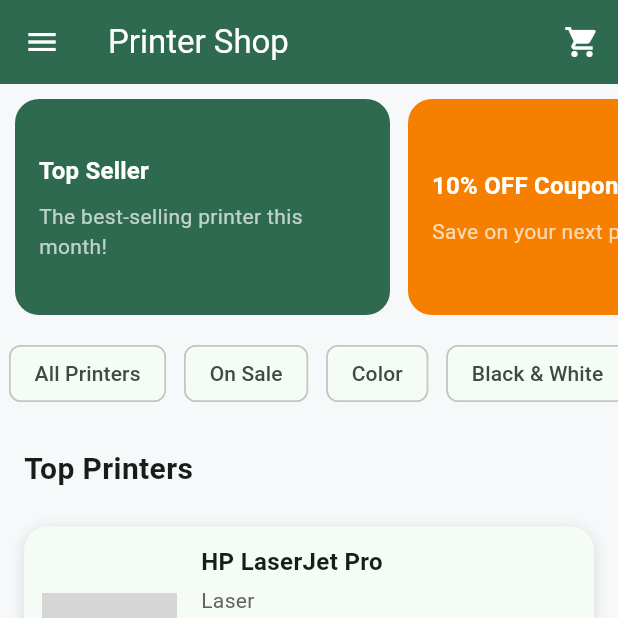
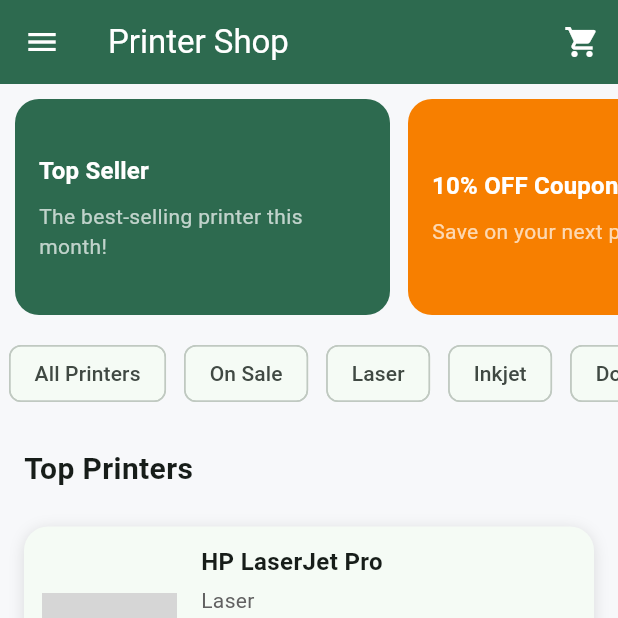
Before and after one commit to gageWolston/PrinterProject, a Flutter app: the screen it shows after launch, in the side drawer, after a tap on the "shopping cart" icon, on a phone screen of 412 x 824 dp, the top half of it. Run offline on Flutter 3.47's test engine with Material 3 defaults, Android fonts, the phone set to English and light mode, and no system bars; our stand-ins replace hive, hive_flutter; accounts and stored records are empty; grey boxes are pictures that could not be loaded.

Commit message:
local changes

```diff
--- a/lib/cart_page.dart
+++ b/lib/cart_page.dart
@@ -72,8 +72,8 @@ class CartPage extends StatelessWidget {
   }
 }
 
-PageRouteBuilder _slideRoute(Widget page) {
-  return PageRouteBuilder(
+PageRouteBuilder<T> _slideRoute<T>(Widget page) {
+  return PageRouteBuilder<T>(
     transitionDuration: const Duration(milliseconds: 220),
     reverseTransitionDuration: const Duration(milliseconds: 200),
     pageBuilder: (context, animation, secondaryAnimation) => page,
--- a/lib/main.dart
+++ b/lib/main.dart
@@ -15,6 +15,8 @@ void main() async {
   await Hive.openBox('printers');
   await Hive.openBox('orders');
 
+  final bool isLoggedIn = Hive.box('users').get('isLoggedIn', defaultValue: false) as bool;
+
   runApp(
     MultiProvider(
       providers: [
@@ -22,7 +24,7 @@ void main() async {
         ChangeNotifierProvider(create: (_) => PrinterService()),
         ChangeNotifierProvider(create: (_) => OrderService()),
       ],
-      child: MyApp(isLoggedIn: auth.isLoggedIn()),
+      child: MyApp(isLoggedIn: isLoggedIn),
     ),
   );
 }
--- a/lib/widgets/filters.dart
+++ b/lib/widgets/filters.dart
@@ -13,8 +13,6 @@ class FiltersListState extends State<FilterList> {
   final List<String> filters = [
     'All Printers',
     'On Sale',
-    'Color',
-    'Black & White',
     'Laser',
     'Inkjet',
     'Dot Matrix'
```
Also changed, not shown: pubspec.lock, 1 other file.
